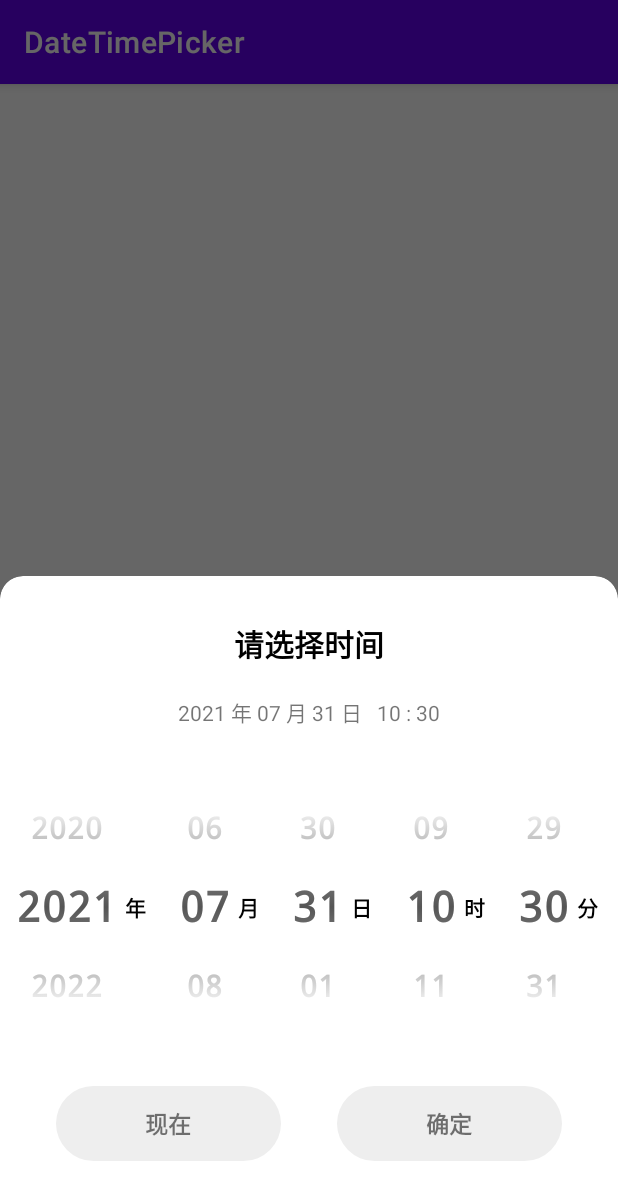
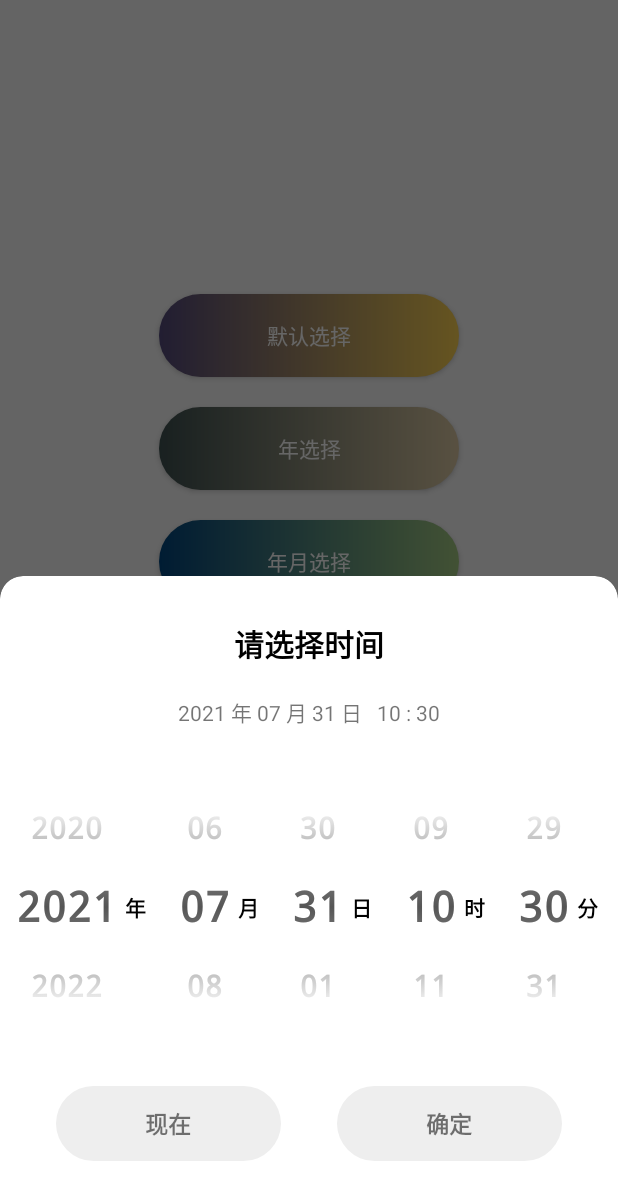
Before and after one commit to Gredicer/datetimepicker, an Android app: the fragment DateTimePickerFragment placed in its activity, on a phone screen of 412 x 824 dp. Shown: the top 1200 px of the screen. Run offline under Robolectric (Android 15) with nearby library versions, the phone set to English and light mode, and no system bars; our stand-ins replace FlexboxLayout; libraries missing offline, so code that uses them is left out: com.yanzhenjie.sofia; 1 statement that could not run was skipped.

Commit message:
演示Demo完成

```diff
--- a/app/build.gradle
+++ b/app/build.gradle
@@ -47,4 +47,5 @@ dependencies {
     testImplementation 'junit:junit:4.13.2'
     androidTestImplementation 'androidx.test.ext:junit:1.1.3'
     androidTestImplementation 'androidx.test.espresso:espresso-core:3.4.0'
+    implementation 'com.yanzhenjie:sofia:1.0.5'
 }
--- a/app/src/main/AndroidManifest.xml
+++ b/app/src/main/AndroidManifest.xml
@@ -8,7 +8,7 @@
         android:label="@string/app_name"
         android:roundIcon="@mipmap/ic_launcher_round"
         android:supportsRtl="true"
-        android:theme="@style/Theme.DatetimePickerDemo">
+        android:theme="@style/AppTheme">
         <activity android:name=".MainActivity">
             <intent-filter>
                 <action android:name="android.intent.action.MAIN" />
--- a/app/src/main/java/com/gredicer/datetimepickerDemo/MainActivity.kt
+++ b/app/src/main/java/com/gredicer/datetimepickerDemo/MainActivity.kt
@@ -2,8 +2,10 @@ package com.gredicer.datetimepickerDemo
 
 import android.os.Bundle
 import android.util.Log
+import android.widget.Toast
 import androidx.appcompat.app.AppCompatActivity
 import com.gredicer.datetimepicker.DateTimePickerFragment
+import com.yanzhenjie.sofia.Sofia
 import kotlinx.android.synthetic.main.activity_main.*
 import java.text.SimpleDateFormat
 import java.util.*
@@ -13,20 +15,50 @@ class MainActivity : AppCompatActivity() {
         super.onCreate(savedInstanceState)
         setContentView(R.layout.activity_main)
 
+        Sofia.with(this)
+            .statusBarDarkFont() // 状态栏深色字体。
+            .invasionStatusBar() //内容入侵状态栏
+            .navigationBarBackgroundAlpha(0) // 导航栏背景透明度。
+            .statusBarBackgroundAlpha(0) // 状态栏背景透明度。
+            .invasionNavigationBar() // 内容入侵导航栏。
 
-        val a = DateTimePickerFragment
-            .newInstance()
-            .year().month().day().hour().minute()
-            .default("2010-05-11 22:33:ss")
-        a.listener = object : DateTimePickerFragment.OnClickListener {
-            override fun onClickListener(selectTime: String) {
-                Log.d("gredicer1", selectTime)
-            }
+        val dialog = DateTimePickerFragment.newInstance()
+        btn1.setOnClickListener {
+            dialog.mode(0)
+            dialog.show(this.supportFragmentManager, null)
         }
 
-        btn1.setOnClickListener {
-            val df = SimpleDateFormat("yyyy-MM-dd HH:mm:ss", Locale.getDefault()) //设置日期格式
-            a.show(this.supportFragmentManager, null)
+        btn2.setOnClickListener {
+            dialog.mode(1)
+            dialog.show(this.supportFragmentManager, null)
+        }
+
+        btn3.setOnClickListener {
+            dialog.mode(2)
+            dialog.show(this.supportFragmentManager, null)
+        }
+
+        btn4.setOnClickListener {
+            dialog.mode(3)
+            dialog.show(this.supportFragmentManager, null)
+        }
+
+        btn5.setOnClickListener {
+            dialog.mode(4)
+            dialog.show(this.supportFragmentManager, null)
+        }
+
+
+        btn6.setOnClickListener {
+            dialog.mode(0).default("2010-10-10 11:11:11")
+            dialog.show(this.supportFragmentManager, null)
+        }
+
+
+        dialog.listener = object : DateTimePickerFragment.OnClickListener {
+            override fun onClickListener(selectTime: String) {
+                Toast.makeText(applicationContext, selectTime, Toast.LENGTH_SHORT).show()
+            }
         }
 
     }
--- /dev/null
+++ b/app/src/main/res/drawable/shape_button_corners.xml
@@ -0,0 +1,6 @@
+<?xml version="1.0" encoding="utf-8"?>
+<shape xmlns:android="http://schemas.android.com/apk/res/android"
+    android:shape="rectangle">
+    <solid android:color="#eeeeee"/>
+    <corners android:radius="100dp"/>
+</shape>
--- /dev/null
+++ b/app/src/main/res/drawable/shape_button_corners0.xml
@@ -0,0 +1,10 @@
+<?xml version="1.0" encoding="utf-8"?>
+<shape xmlns:android="http://schemas.android.com/apk/res/android"
+    android:shape="rectangle">
+    <gradient
+        android:angle="0"
+        android:endColor="#ffd452"
+        android:startColor="#544a7d"
+        android:type="linear" />
+    <corners android:radius="100dp" />
+</shape>
--- /dev/null
+++ b/app/src/main/res/drawable/shape_button_corners1.xml
@@ -0,0 +1,10 @@
+<?xml version="1.0" encoding="utf-8"?>
+<shape xmlns:android="http://schemas.android.com/apk/res/android"
+    android:shape="rectangle">
+    <gradient
+        android:angle="0"
+        android:endColor="#DECBA4"
+        android:startColor="#3E5151"
+        android:type="linear" />
+    <corners android:radius="100dp" />
+</shape>
--- /dev/null
+++ b/app/src/main/res/drawable/shape_button_corners2.xml
@@ -0,0 +1,10 @@
+<?xml version="1.0" encoding="utf-8"?>
+<shape xmlns:android="http://schemas.android.com/apk/res/android"
+    android:shape="rectangle">
+    <gradient
+        android:angle="0"
+        android:endColor="#A5CC82"
+        android:startColor="#00467F"
+        android:type="linear" />
+    <corners android:radius="100dp" />
+</shape>
--- /dev/null
+++ b/app/src/main/res/drawable/shape_button_corners3.xml
@@ -0,0 +1,10 @@
+<?xml version="1.0" encoding="utf-8"?>
+<shape xmlns:android="http://schemas.android.com/apk/res/android"
+    android:shape="rectangle">
+    <gradient
+        android:angle="0"
+        android:endColor="#2ebf91"
+        android:startColor="#8360c3"
+        android:type="linear" />
+    <corners android:radius="100dp" />
+</shape>
--- /dev/null
+++ b/app/src/main/res/drawable/shape_button_corners4.xml
@@ -0,0 +1,10 @@
+<?xml version="1.0" encoding="utf-8"?>
+<shape xmlns:android="http://schemas.android.com/apk/res/android"
+    android:shape="rectangle">
+    <gradient
+        android:angle="0"
+        android:endColor="#C06C84"
+        android:startColor="#6C5B7B"
+        android:type="linear" />
+    <corners android:radius="100dp" />
+</shape>
--- /dev/null
+++ b/app/src/main/res/drawable/shape_button_corners5.xml
@@ -0,0 +1,10 @@
+<?xml version="1.0" encoding="utf-8"?>
+<shape xmlns:android="http://schemas.android.com/apk/res/android"
+    android:shape="rectangle">
+    <gradient
+        android:angle="0"
+        android:endColor="#6C5B7B"
+        android:startColor="#355C7D"
+        android:type="linear" />
+    <corners android:radius="100dp" />
+</shape>
--- a/app/src/main/res/layout/activity_main.xml
+++ b/app/src/main/res/layout/activity_main.xml
@@ -1,6 +1,5 @@
 <?xml version="1.0" encoding="utf-8"?>
-<LinearLayout
-    xmlns:android="http://schemas.android.com/apk/res/android"
+<LinearLayout xmlns:android="http://schemas.android.com/apk/res/android"
     xmlns:app="http://schemas.android.com/apk/res-auto"
     xmlns:tools="http://schemas.android.com/tools"
     android:layout_width="match_parent"
@@ -9,11 +8,65 @@
     android:orientation="vertical"
     tools:context=".MainActivity">
 
+
     <Button
         android:id="@+id/btn1"
-        android:layout_width="150dp"
-        android:layout_height="60dp"
-        android:text="@string/time_picker"
+        android:layout_width="200dp"
+        android:layout_height="55dp"
+        android:text="默认选择"
+        android:textColor="@color/white"
+        android:background="@drawable/shape_button_corners0"
         tools:ignore="HardcodedText" />
 
+    <Button
+        android:id="@+id/btn2"
+        android:layout_width="200dp"
+        android:layout_height="55dp"
+        android:text="年选择"
+        android:textColor="@color/white"
+        android:layout_marginTop="20dp"
+        android:background="@drawable/shape_button_corners1"
+        tools:ignore="HardcodedText" />
+
+    <Button
+        android:id="@+id/btn3"
+        android:layout_width="200dp"
+        android:layout_height="55dp"
+        android:text="年月选择"
+        android:textColor="@color/white"
+        android:layout_marginTop="20dp"
+        android:background="@drawable/shape_button_corners2"
+        tools:ignore="HardcodedText" />
+
+    <Button
+        android:id="@+id/btn4"
+        android:layout_width="200dp"
+        android:layout_height="55dp"
+        android:text="年月日选择"
+        android:textColor="@color/white"
+        android:layout_marginTop="20dp"
+        android:background="@drawable/shape_button_corners3"
+        tools:ignore="HardcodedText" />
+
+    <Button
+        android:id="@+id/btn5"
+        android:layout_width="200dp"
+        android:layout_height="55dp"
+        android:text="时间选择"
+        android:textColor="@color/white"
+        android:layout_marginTop="20dp"
+        android:background="@drawable/shape_button_corners4"
+        tools:ignore="HardcodedText" />
+
+    <Button
+        android:id="@+id/btn6"
+        android:layout_width="200dp"
+        android:layout_height="55dp"
+        android:text="设定初始时间"
+        android:textColor="@color/white"
+        android:layout_marginTop="20dp"
+        android:background="@drawable/shape_button_corners5"
+        tools:ignore="HardcodedText" />
+
+
 </LinearLayout>
--- a/app/src/main/res/values/colors.xml
+++ b/app/src/main/res/values/colors.xml
@@ -7,4 +7,5 @@
     <color name="teal_700">#FF018786</color>
     <color name="black">#FF000000</color>
     <color name="white">#FFFFFFFF</color>
+    <color name="transparent">#00FFFFFF</color>
 </resources>
--- a/app/src/main/res/values/themes.xml
+++ b/app/src/main/res/values/themes.xml
@@ -1,16 +1,21 @@
 <resources xmlns:tools="http://schemas.android.com/tools">
-    <!-- Base application theme. -->
-    <style name="Theme.DatetimePickerDemo" parent="Theme.MaterialComponents.DayNight.DarkActionBar">
-        <!-- Primary brand color. -->
+
+    <style name="AppTheme" parent="Theme.AppCompat.Light.NoActionBar">
         <item name="colorPrimary">@color/purple_500</item>
         <item name="colorPrimaryVariant">@color/purple_700</item>
         <item name="colorOnPrimary">@color/white</item>
-        <!-- Secondary brand color. -->
-        <item name="colorSecondary">@color/teal_200</item>
-        <item name="colorSecondaryVariant">@color/teal_700</item>
-        <item name="colorOnSecondary">@color/black</item>
-        <!-- Status bar color. -->
-        <item name="android:statusBarColor" tools:targetApi="l">?attr/colorPrimaryVariant</item>
-        <!-- Customize your theme here. -->
+
+        <item name="windowActionBar">false</item>
+        <item name="windowNoTitle">true</item>
+        <item name="elevation">0dp</item>
+        <item name="android:textAllCaps">false</item>
+        <item name="android:windowTranslucentStatus">true</item>
+    </style>
+
+    <style name="AppTheme.AppBarLight" parent="ThemeOverlay.AppCompat.Light">
+        <item name="windowActionBar">false</item>
+        <item name="windowNoTitle">true</item>
+        <item name="elevation">0dp</item>
+        <item name="android:windowTranslucentStatus">true</item>
     </style>
 </resources>
--- a/datetimepicker/src/main/java/com/gredicer/datetimepicker/DateTimePickerFragment.kt
+++ b/datetimepicker/src/main/java/com/gredicer/datetimepicker/DateTimePickerFragment.kt
@@ -21,12 +21,17 @@ import java.util.*
 class DateTimePickerFragment : DialogFragment(), ScrollPickerView.OnItemSelectedListener {
     private var window: Window? = null
 
+    // 当前模式 0-年月日时分 1-年 2-年月 3-年月日 4-时分
+    private var mMode: Int = 0
 
     // 退出状态
     private var exitStatus: Boolean = false
 
     // 是否设置初始值
     private var hasSetDefault: Boolean = false
+
+    // 初始时间
+    private var mDefaultTime = "2000-01-01 00:00:00"
 
 
     private var mYearAdapter = DatePickerAdapter(1900, 2200, DecimalFormat("0000"))
@@ -42,13 +47,6 @@ class DateTimePickerFragment : DialogFragment(), ScrollPickerView.OnItemSelected
 
 
     companion object {
-        const val DateTimePickerTAG = "DateTimePickerFragment"
-        private var mDefaultTime = "2000-01-01 00:00:00"
-        var hasYear: Boolean = false
-        var hasMonth: Boolean = false
-        var hasDay: Boolean = false
-        var hasHour: Boolean = false
-        var hasMinute: Boolean = false
         fun newInstance(): DateTimePickerFragment {
             return DateTimePickerFragment()
         }
@@ -77,8 +75,7 @@ class DateTimePickerFragment : DialogFragment(), ScrollPickerView.OnItemSelected
             dialog!!.setCancelable(true)
             // dialog弹出后会点击屏幕，dialog不消失；点击物理返回键dialog消失
             dialog!!.setCanceledOnTouchOutside(true)
-            // 初始化退出状态为现在可以退出，不在退出状态
-            exitStatus = false
+
             enterAnimation()
         }
     }
@@ -100,45 +97,40 @@ class DateTimePickerFragment : DialogFragment(), ScrollPickerView.OnItemSelected
 
     override fun onViewCreated(view: View, savedInstanceState: Bundle?) {
         super.onViewCreated(view, savedInstanceState)
+        // 初始化退出状态为现在可以退出，不在退出状态
+        exitStatus = false
 
-        var showCount = 0
-        if (hasYear) {
-            year_show.visibility = View.VISIBLE
-            date_picker_year.setAdapter(mYearAdapter)
-            date_picker_year.setOnItemSelectedListener(this)
-            setSelectValue(0, mDefaultTime.substring(0, 4).toInt())
-            showCount++
-        }
-        if (hasMonth) {
-            month_show.visibility = View.VISIBLE
-            date_picker_month.setAdapter(mMonthAdapter)
-            date_picker_month.setOnItemSelectedListener(this)
-            setSelectValue(1, mDefaultTime.substring(5, 7).toInt())
-            showCount++
-        }
-        if (hasDay) {
-            day_show.visibility = View.VISIBLE
-            date_picker_day.setAdapter(mDayAdapter)
-            date_picker_day.setOnItemSelectedListener(this)
-            setSelectValue(2, mDefaultTime.substring(8, 10).toInt())
-            showCount++
-        }
-        if (hasHour) {
-            hour_show.visibility = View.VISIBLE
-            date_picker_hour.setAdapter(mHourAdapter)
-            date_picker_hour.setOnItemSelectedListener(this)
-            setSelectValue(3, mDefaultTime.substring(11, 13).toInt())
-            showCount++
-        }
-        if (hasMinute) {
-            minute_show.visibility = View.VISIBLE
-            date_picker_minute.setAdapter(mMinuteAdapter)
-            date_picker_minute.setOnItemSelectedListener(this)
-            setSelectValue(4, mDefaultTime.substring(14, 16).toInt())
-            showCount++
+        when (mMode) {
+            0 -> {
+                initYear()
+                initMonth()
+                initDay()
+                initHour()
+                initMinute()
+            }
+            1 -> {
+                initYear()
+            }
+            2 -> {
+                initYear()
+                initMonth()
+                resetUI(2)
+            }
+            3 -> {
+                initYear()
+                initMonth()
+                initDay()
+                resetUI(3)
+            }
+            4 -> {
+                initHour()
+                initMinute()
+                resetUI(2)
+            }
         }
 
-        resetUI(showCount)
+
+
         if (!hasSetDefault) resetTime()
 
         btn_back_now.setOnClickListener { resetTime() }
@@ -187,42 +179,11 @@ class DateTimePickerFragment : DialogFragment(), ScrollPickerView.OnItemSelected
     /**
      * 增加年的显示
      * */
-    fun year(): DateTimePickerFragment {
-        hasYear = true
+    fun mode(mode: Int): DateTimePickerFragment {
+        mMode = mode
         return this
     }
 
-    /**
-     * 增加月的显示
-     * */
-    fun month(): DateTimePickerFragment {
-        hasMonth = true
-        return this
-    }
-
-    /**
-     * 增加天的显示
-     * */
-    fun day(): DateTimePickerFragment {
-        hasDay = true
-        return this
-    }
-
-    /**
-     * 增加小时的显示
-     * */
-    fun hour(): DateTimePickerFragment {
-        hasHour = true
-        return this
-    }
-
-    /**
-     * 增加分钟的显示
-     * */
-    fun minute(): DateTimePickerFragment {
-        hasMinute = true
-        return this
-    }
 
     /**
      * 设置初始值
@@ -231,6 +192,56 @@ class DateTimePickerFragment : DialogFragment(), ScrollPickerView.OnItemSelected
         mDefaultTime = defaultTime
         hasSetDefault = true
         return this
+    }
+
+    /**
+     * 初始化年
+     * */
+    private fun initYear() {
+        year_show.visibility = View.VISIBLE
+        date_picker_year.setAdapter(mYearAdapter)
+        date_picker_year.setOnItemSelectedListener(this)
+        setSelectValue(0, mDefaultTime.substring(0, 4).toInt())
+    }
+
+    /**
+     * 初始化月
+     * */
+    private fun initMonth() {
+        month_show.visibility = View.VISIBLE
+        date_picker_month.setAdapter(mMonthAdapter)
+        date_picker_month.setOnItemSelectedListener(this)
+        setSelectValue(1, mDefaultTime.substring(5, 7).toInt())
+    }
+
+    /**
+     * 初始化日
+     * */
+    private fun initDay() {
+        day_show.visibility = View.VISIBLE
+        date_picker_day.setAdapter(mDayAdapter)
+        date_picker_day.setOnItemSelectedListener(this)
+        setSelectValue(2, mDefaultTime.substring(8, 10).toInt())
+    }
+
+    /**
+     * 初始化时
+     * */
+    private fun initHour() {
+        hour_show.visibility = View.VISIBLE
+        date_picker_hour.setAdapter(mHourAdapter)
+        date_picker_hour.setOnItemSelectedListener(this)
+        setSelectValue(3, mDefaultTime.substring(11, 13).toInt())
+    }
+
+    /**
+     * 初始化分
+     * */
+    private fun initMinute() {
+        minute_show.visibility = View.VISIBLE
+        date_picker_minute.setAdapter(mMinuteAdapter)
+        date_picker_minute.setOnItemSelectedListener(this)
+        setSelectValue(4, mDefaultTime.substring(14, 16).toInt())
     }
 
     /**
@@ -268,9 +279,6 @@ class DateTimePickerFragment : DialogFragment(), ScrollPickerView.OnItemSelected
             3 -> {
                 fl_datetimepicker.setPadding(100, 0, 100, 0)
             }
-            4 -> {
-                fl_datetimepicker.setPadding(50, 0, 50, 0)
-            }
         }
     }
 
@@ -279,12 +287,29 @@ class DateTimePickerFragment : DialogFragment(), ScrollPickerView.OnItemSelected
      * */
     private fun showTime() {
         var showText = ""
-        if (hasYear) showText += "$mSelectedYear 年"
-        if (hasMonth) showText += " ${formatTime(mSelectedMonth)} 月"
-        if (hasDay) showText += " ${formatTime(mSelectedDay)} 日"
-        if (hasYear || hasMonth || hasDay) showText += "   "
-        if (hasHour) showText += "${formatTime(mSelectedHour)} :"
-        if (hasMinute) showText += " ${formatTime(mSelectedMinute)}"
+        when (mMode) {
+            0 -> {
+                showText += "$mSelectedYear 年"
+                showText += " ${formatTime(mSelectedMonth)} 月"
+                showText += " ${formatTime(mSelectedDay)} 日   "
+                showText += "${formatTime(mSelectedHour)} :"
+                showText += " ${formatTime(mSelectedMinute)}"
+            }
+            1 -> {
+                showText = "$mSelectedYear 年"
+            }
+            2 -> {
+                showText = "$mSelectedYear 年 ${formatTime(mSelectedMonth)} 月"
+            }
+            3 -> {
+                showText += "$mSelectedYear 年"
+                showText += " ${formatTime(mSelectedMonth)} 月"
+                showText += " ${formatTime(mSelectedDay)} 日"
+            }
+            4 -> {
+                showText = "${formatTime(mSelectedHour)}:${formatTime(mSelectedMinute)}"
+            }
+        }
         tv_time_show.text = showText
     }
 
@@ -293,11 +318,27 @@ class DateTimePickerFragment : DialogFragment(), ScrollPickerView.OnItemSelected
      * */
     private fun returnTime(): String {
         var text = ""
-        if (hasYear) text += "${formatTime(mSelectedYear)}-"
-        if (hasMonth) text += "${formatTime(mSelectedMonth)}-"
-        if (hasDay) text += "${formatTime(mSelectedDay)}"
-        if (hasHour) text += " ${formatTime(mSelectedHour)}:"
-        if (hasMinute) text += "${formatTime(mSelectedMinute)}:00"
+        when (mMode) {
+            0 -> {
+                text += "$mSelectedYear-"
+                text += "${formatTime(mSelectedMonth)}-"
+                text += "${formatTime(mSelectedDay)} "
+                text += "${formatTime(mSelectedHour)}:"
+                text += formatTime(mSelectedMinute)
+            }
+            1 -> {
+                text = "$mSelectedYear"
+            }
+            2 -> {
+                text = "$mSelectedYear-${formatTime(mSelectedMonth)}"
+            }
+            3 -> {
+                text = "$mSelectedYear-${formatTime(mSelectedMonth)}-${formatTime(mSelectedDay)}"
+            }
+            4 -> {
+                text = "${formatTime(mSelectedHour)}:${formatTime(mSelectedMinute)}"
+            }
+        }
         return text
     }
 
```
Also changed, not shown: gradle.properties (line endings or trailing spaces).
